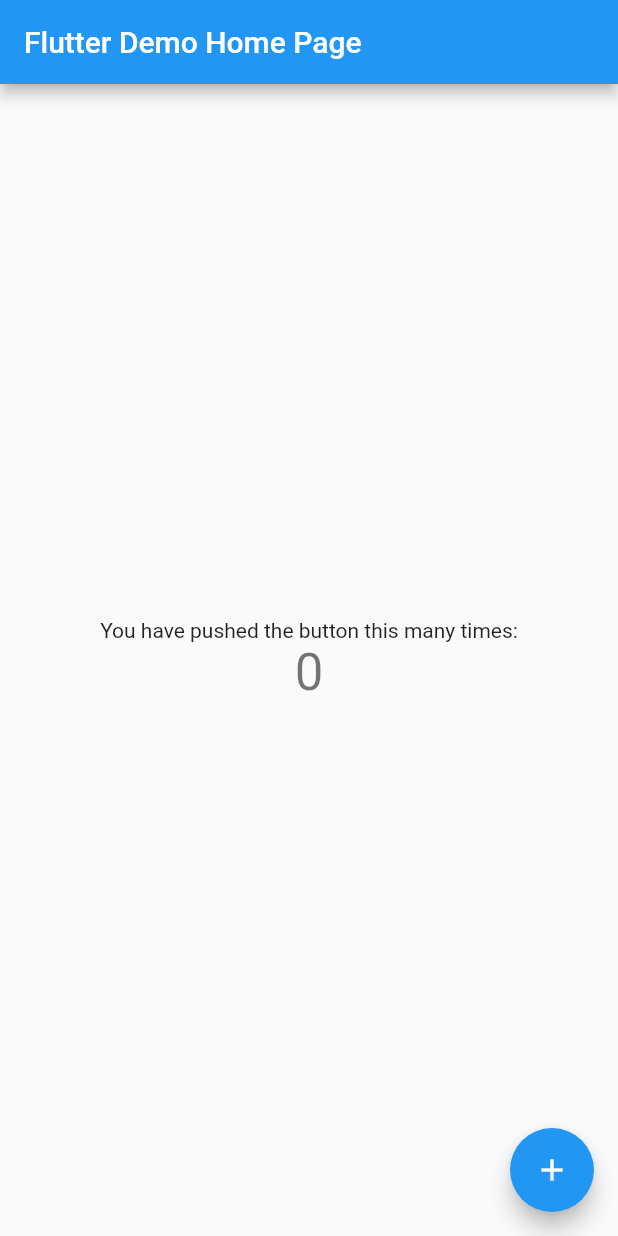
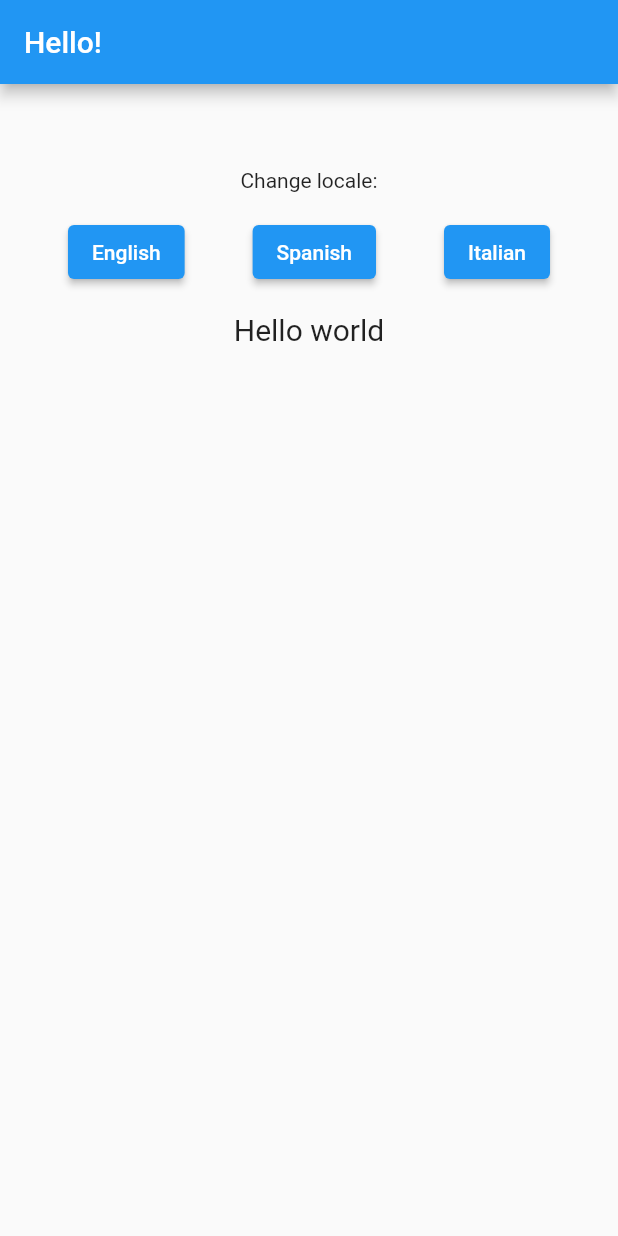
Before and after one commit to deanbot/intl-poc, a Flutter app: the screen it shows after launch, on a phone screen of 412 x 824 dp. Run offline on Flutter 3.47's test engine with Material 2 defaults, Android fonts, the phone set to English and light mode, and no system bars.

Commit message:
add manual translation strategy and demo ui

```diff
--- /dev/null
+++ b/flutter_il8n/lib/home_page.dart
@@ -0,0 +1,55 @@
+import 'package:flutter/material.dart';
+import 'localizations/localizations.dart';
+
+typedef LocaleChangeHandler = void Function(Locale locale);
+
+class HomePage  extends StatelessWidget {
+  LocaleChangeHandler _handler;
+
+  HomePage({Key? key, required LocaleChangeHandler handler})
+      : _handler = handler,
+        super(key: key);
+
+  @override
+  Widget build(BuildContext context) {
+    return Scaffold(
+        appBar: AppBar(
+          title: Text(context.localize("hello")),
+        ),
+        body: Center(
+            child: Column(
+            crossAxisAlignment: CrossAxisAlignment.center,
+          children: [
+            const SizedBox(height: 40,),
+              Padding(
+                padding: const EdgeInsets.all(16.0),
+                child: Text(context.localize("change_locale")),
+              ),
+            Row(
+              mainAxisAlignment: MainAxisAlignment.spaceEvenly,
+              children: [
+                ElevatedButton(
+                    onPressed: () {
+                      _handler(const Locale.fromSubtags(languageCode: "en"));
+                    },
+                    child: const Text("English")),
+                ElevatedButton(
+                    onPressed: () {
+                      _handler(const Locale.fromSubtags(languageCode: "es"));
+                    },
+                    child: const Text("Spanish")),
+                ElevatedButton(
+                    onPressed: () {
+                      _handler(const Locale.fromSubtags(languageCode: "it"));
+                    },
+                    child: const Text("Italian")),
+              ],
+            ),
+            Padding(
+              padding: const EdgeInsets.all(16.0),
+              child: Text(context.localize("hello_world"), style: const TextStyle(fontSize: 20),),
+            ),
+          ],
+        )));
+  }
+}
--- /dev/null
+++ b/flutter_il8n/lib/localizations/app_localization.dart
@@ -0,0 +1,44 @@
+
+import 'package:flutter/material.dart';
+
+class AppLocalization {
+  final Locale local;
+  const AppLocalization(this.local);
+
+  static AppLocalization? of (BuildContext context) => Localizations.of<AppLocalization>(context, AppLocalization);
+
+  // ignore: prefer_final_fields
+  static Map<String, Map<String, String>> _localizedValues = {
+    "en": {
+      "hello": "Hello!",
+      "hello_world": "Hello world",
+      "change_locale": "Change locale:"
+    },
+    "it": {
+      "hello": "Ciao!",
+      "hello_world": "Ciao mondo",
+      "change_locale": "Cambia locale"
+    },
+    "es": {
+      "hello": "Hola!",
+      "hello_world": "Hola Mundo",
+      "change_locale": "Cambiar locale"
+    }
+  };
+}
+
+extension LocalizationExt on BuildContext {
+  String localize(String value) {
+    // get devices local
+    final code = AppLocalization.of(this)?.local.languageCode ?? "en";
+    final database = AppLocalization._localizedValues;
+
+    // check if local is supported
+    if (database.containsKey(code)) {
+      return database[code]?[value] ?? "-";
+    } else {
+      // default to en
+      return database["en"]?[value] ?? "-";
+    }
+  }
+}
--- /dev/null
+++ b/flutter_il8n/lib/localizations/app_localization_delegate.dart
@@ -0,0 +1,18 @@
+import 'package:flutter/foundation.dart';
+import 'package:flutter/widgets.dart';
+import 'app_localization.dart';
+
+class AppLocalizationDelegate extends LocalizationsDelegate<AppLocalization> {
+  const AppLocalizationDelegate();
+
+  @override
+  bool isSupported(Locale locale) => ["en", "it", "es"].contains(locale.languageCode);
+
+  @override
+  Future<AppLocalization> load(Locale locale) => SynchronousFuture<AppLocalization>(
+    AppLocalization(locale)
+  );
+
+  @override
+  bool shouldReload(LocalizationsDelegate<AppLocalization> old) => false;
+}
--- /dev/null
+++ b/flutter_il8n/lib/localizations/localizations.dart
@@ -0,0 +1,2 @@
+export 'app_localization.dart';
+export 'app_localization_delegate.dart';
--- a/flutter_il8n/lib/main.dart
+++ b/flutter_il8n/lib/main.dart
@@ -1,115 +1,54 @@
 import 'package:flutter/material.dart';
+import 'package:flutter_il8n/localizations/app_localization.dart';
+import 'package:flutter_il8n/localizations/app_localization_delegate.dart';
+import 'package:flutter_localizations/flutter_localizations.dart';
+
+import 'home_page.dart';
 
 void main() {
   runApp(const MyApp());
 }
 
-class MyApp extends StatelessWidget {
+
+
+
+class MyApp extends StatefulWidget {
   const MyApp({Key? key}) : super(key: key);
 
-  // This widget is the root of your application.
   @override
-  Widget build(BuildContext context) {
-    return MaterialApp(
-      title: 'Flutter Demo',
-      theme: ThemeData(
-        // This is the theme of your application.
-        //
-        // Try running your application with "flutter run". You'll see the
-        // application has a blue toolbar. Then, without quitting the app, try
-        // changing the primarySwatch below to Colors.green and then invoke
-        // "hot reload" (press "r" in the console where you ran "flutter run",
-        // or simply save your changes to "hot reload" in a Flutter IDE).
-        // Notice that the counter didn't reset back to zero; the application
-        // is not restarted.
-        primarySwatch: Colors.blue,
-      ),
-      home: const MyHomePage(title: 'Flutter Demo Home Page'),
-    );
-  }
+  _MyAppState createState() => _MyAppState();
 }
 
-class MyHomePage extends StatefulWidget {
-  const MyHomePage({Key? key, required this.title}) : super(key: key);
+class _MyAppState extends State<MyApp> {
+  Locale _locale = const Locale.fromSubtags(languageCode: "en");
 
-  // This widget is the home page of your application. It is stateful, meaning
-  // that it has a State object (defined below) that contains fields that affect
-  // how it looks.
-
-  // This class is the configuration for the state. It holds the values (in this
-  // case the title) provided by the parent (in this case the App widget) and
-  // used by the build method of the State. Fields in a Widget subclass are
-  // always marked "final".
-
-  final String title;
-
-  @override
-  State<MyHomePage> createState() => _MyHomePageState();
-}
-
-class _MyHomePageState extends State<MyHomePage> {
-  int _counter = 0;
-
-  void _incrementCounter() {
+  void setLocale(Locale value) {
     setState(() {
-      // This call to setState tells the Flutter framework that something has
-      // changed in this State, which causes it to rerun the build method below
-      // so that the display can reflect the updated values. If we changed
-      // _counter without calling setState(), then the build method would not be
-      // called again, and so nothing would appear to happen.
-      _counter++;
+      _locale = value;
     });
   }
 
   @override
   Widget build(BuildContext context) {
-    // This method is rerun every time setState is called, for instance as done
-    // by the _incrementCounter method above.
-    //
-    // The Flutter framework has been optimized to make rerunning build methods
-    // fast, so that you can just rebuild anything that needs updating rather
-    // than having to individually change instances of widgets.
-    return Scaffold(
-      appBar: AppBar(
-        // Here we take the value from the MyHomePage object that was created by
-        // the App.build method, and use it to set our appbar title.
-        title: Text(widget.title),
-      ),
-      body: Center(
-        // Center is a layout widget. It takes a single child and positions it
-        // in the middle of the parent.
-        child: Column(
-          // Column is also a layout widget. It takes a list of children and
-          // arranges them vertically. By default, it sizes itself to fit its
-          // children horizontally, and tries to be as tall as its parent.
-          //
-          // Invoke "debug painting" (press "p" in the console, choose the
-          // "Toggle Debug Paint" action from the Flutter Inspector in Android
-          // Studio, or the "Toggle Debug Paint" command in Visual Studio Code)
-          // to see the wireframe for each widget.
-          //
-          // Column has various properties to control how it sizes itself and
-          // how it positions its children. Here we use mainAxisAlignment to
-          // center the children vertically; the main axis here is the vertical
-          // axis because Columns are vertical (the cross axis would be
-          // horizontal).
-          mainAxisAlignment: MainAxisAlignment.center,
-          children: <Widget>[
-            const Text(
-              'You have pushed the button this many times:',
-            ),
-            Text(
-              '$_counter',
-              style: Theme.of(context).textTheme.headline4,
-            ),
-          ],
-        ),
-      ),
-      floatingActionButton: FloatingActionButton(
-        onPressed: _incrementCounter,
-        tooltip: 'Increment',
-        child: const Icon(Icons.add),
-      ), // This trailing comma makes auto-formatting nicer for build methods.
+    return MaterialApp(
+      title: 'Flutter Demo',
+      locale: _locale,
+      home: HomePage(handler: setLocale),
+      localizationsDelegates: const [
+        AppLocalizationDelegate(),
+
+        // Global localization delegates provide localized
+        // strings for material and cupertino libs, and reading direction
+        GlobalMaterialLocalizations.delegate,
+        GlobalCupertinoLocalizations.delegate,
+        GlobalWidgetsLocalizations.delegate,
+      ],
+
+      supportedLocales: const [
+        Locale.fromSubtags(languageCode: "en"),
+        Locale.fromSubtags(languageCode: "it"),
+        Locale.fromSubtags(languageCode: "es"),
+      ],
     );
   }
 }
```
Also changed, not shown: flutter_il8n/pubspec.yaml (+2 -68 lines), flutter_il8n/lib/routes.dart (added), flutter_il8n/pubspec.lock.
